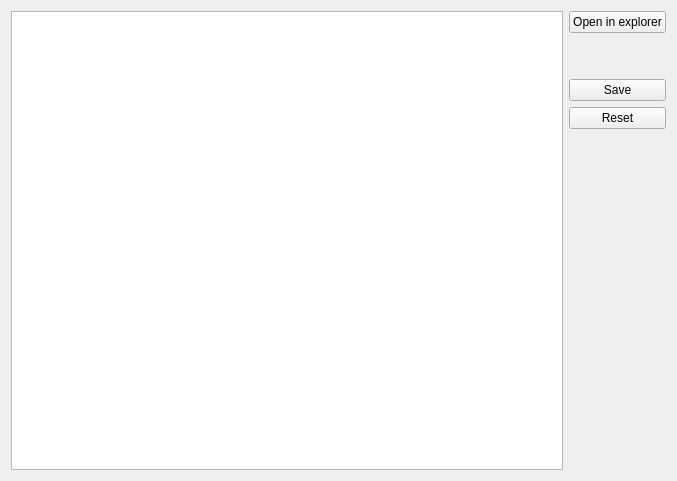
Qt form src/ui/skeletons/form_mod_files_table.ui (132nd-etcher/EASI) before a commit.
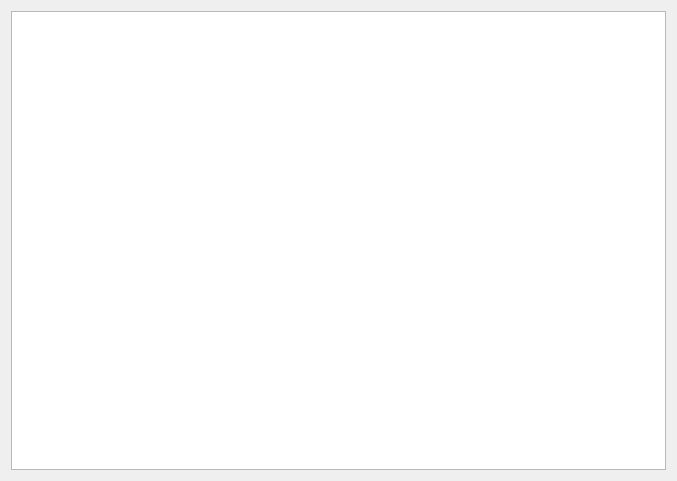
The same form after that commit.

Commit message: removed buttons from ui (dynamically added)

```diff
--- a/src/ui/skeletons/form_mod_files_table.ui
+++ b/src/ui/skeletons/form_mod_files_table.ui
@@ -13,7 +13,7 @@
   <property name="windowTitle">
    <string>Form</string>
   </property>
-  <layout class="QHBoxLayout" name="horizontalLayout">
+  <layout class="QHBoxLayout" name="horizontalLayout" stretch="1,0">
    <item>
     <widget class="QTableView" name="tableView">
      <property name="selectionBehavior">
@@ -22,58 +22,7 @@
     </widget>
    </item>
    <item>
-    <layout class="QVBoxLayout" name="verticalLayout">
-     <item>
-      <widget class="QPushButton" name="btn_open">
-       <property name="text">
-        <string>Open in explorer</string>
-       </property>
-      </widget>
-     </item>
-     <item>
-      <spacer name="verticalSpacer_2">
-       <property name="orientation">
-        <enum>Qt::Vertical</enum>
-       </property>
-       <property name="sizeType">
-        <enum>QSizePolicy::Fixed</enum>
-       </property>
-       <property name="sizeHint" stdset="0">
-        <size>
-         <width>20</width>
-         <height>40</height>
-        </size>
-       </property>
-      </spacer>
-     </item>
-     <item>
-      <widget class="QPushButton" name="btn_save">
-       <property name="text">
-        <string>Save</string>
-       </property>
-      </widget>
-     </item>
-     <item>
-      <widget class="QPushButton" name="btn_reset">
-       <property name="text">
-        <string>Reset</string>
-       </property>
-      </widget>
-     </item>
-     <item>
-      <spacer name="verticalSpacer">
-       <property name="orientation">
-        <enum>Qt::Vertical</enum>
-       </property>
-       <property name="sizeHint" stdset="0">
-        <size>
-         <width>20</width>
-         <height>40</height>
-        </size>
-       </property>
-      </spacer>
-     </item>
-    </layout>
+    <layout class="QVBoxLayout" name="verticalLayout"/>
    </item>
   </layout>
  </widget>
```
The commit also changes 1 other file.
